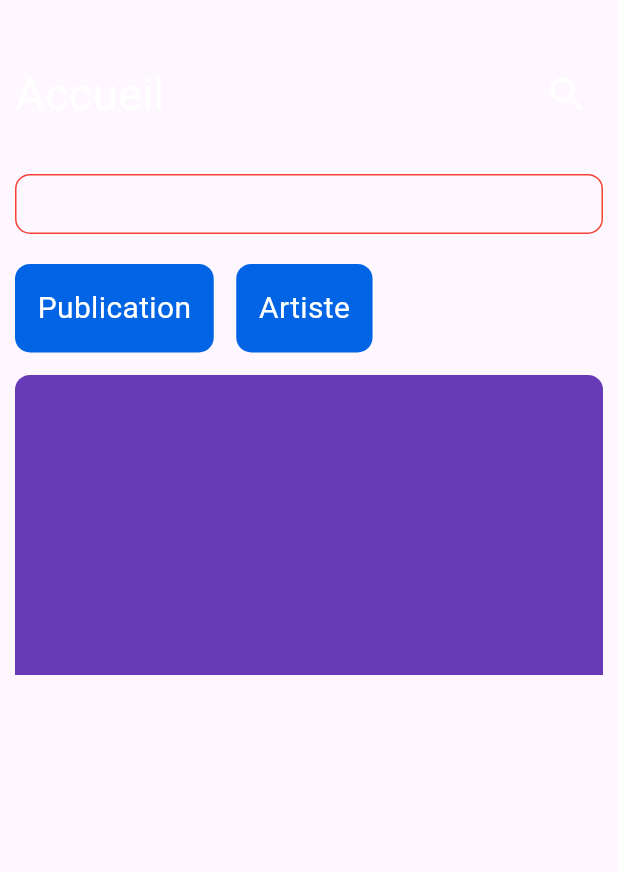
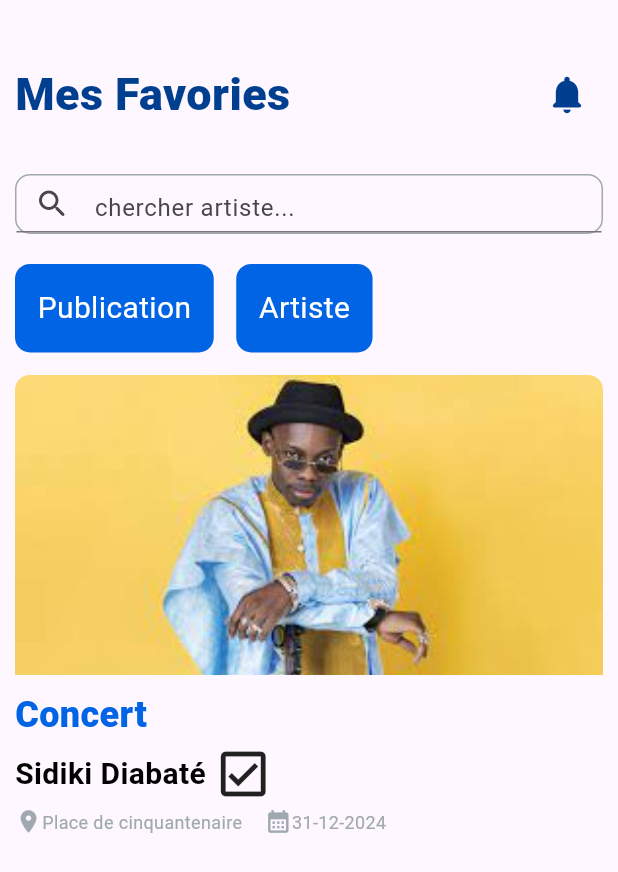
Before and after one commit to Abdouljr/MAli-Event-Front, a Flutter app: the screen it shows after launch, on a phone screen of 412 x 824 dp. Shown: the top 872 px of the screen. Run offline on Flutter 3.47's test engine with Material 3 defaults, Android fonts, the light colour scheme and no system bars; our stand-ins replace curved_labeled_navigation_bar, flutter_custom_clippers.

Commit message:
la page favorie artiste

```diff
--- a/lib/Screen/Favories/favorie artiste/favorie_artiste.dart
+++ b/lib/Screen/Favories/favorie artiste/favorie_artiste.dart
@@ -1,4 +1,5 @@
 import 'package:flutter/material.dart';
+import 'package:front_mali_event/widget/fav%20titre.dart';
 
 import '../../../widget/entete_titre_icon.dart';
 
@@ -7,22 +8,29 @@ class ArtisteFav extends StatelessWidget {
 
   @override
   Widget build(BuildContext context) {
+    Color bleu = Color(0xFF0164E5);
+    Color gris = Color(0xFFA0A9B0);
     return Scaffold(
         body: SingleChildScrollView(
       child: Padding(
-        padding: const EdgeInsets.all(10),
+        padding: EdgeInsets.all(10),
         child: Column(
+          crossAxisAlignment: CrossAxisAlignment.start,
           children: [
-            entete(),
+            favEntete(),
             SizedBox(height: 20),
             Container(
-              width: double.infinity,
-              height: 40,
-              decoration: BoxDecoration(
-                  border:
-                      Border.all(color: Colors.red, style: BorderStyle.solid),
-                  borderRadius: BorderRadius.circular(10)),
-            ),
+                width: double.infinity,
+                height: 40,
+                decoration: BoxDecoration(
+                    border: Border.all(color: gris, style: BorderStyle.solid),
+                    borderRadius: BorderRadius.circular(10)),
+                child: TextFormField(
+                  decoration: InputDecoration(
+                    prefixIcon: Icon(Icons.search_rounded),
+                    hintText: 'chercher artiste...',
+                  ),
+                )),
             SizedBox(height: 20),
             Row(
               children: [
@@ -55,11 +63,63 @@ class ArtisteFav extends StatelessWidget {
               height: 200,
               width: MediaQuery.of(context).size.width,
               decoration: BoxDecoration(
-                  color: Colors.deepPurple,
+                  image: DecorationImage(
+                      image: AssetImage("assets/images/sdiki.jpeg"),
+                      fit: BoxFit.cover),
                   borderRadius: BorderRadius.only(
                       topLeft: Radius.circular(10),
                       topRight: Radius.circular(10))),
             ),
+            SizedBox(
+              height: 10,
+            ),
+            Text("Concert",
+                style: TextStyle(
+                    color: bleu, fontSize: 24, fontWeight: FontWeight.w800)),
+            SizedBox(
+              height: 2,
+            ),
+            Row(
+              children: [
+                Text("Sidiki Diabaté",
+                    style: TextStyle(
+                        color: Colors.black,
+                        fontSize: 20,
+                        fontWeight: FontWeight.w700)),
+                SizedBox(
+                  width: 5,
+                ),
+                Icon(Icons.check_box_outlined, size: 40),
+              ],
+            ),
+            SizedBox(
+              height: 3,
+            ),
+            Row(
+              children: [
+                Container(
+                  child: Row(children: [
+                    Icon(Icons.place, color: gris, size: 18),
+                    Text(
+                      "Place de cinquantenaire",
+                      style: TextStyle(color: gris, fontSize: 12),
+                    )
+                  ]),
+                ),
+                SizedBox(
+                  width: 15,
+                ),
+                Container(
+                  child: Row(children: [
+                    Icon(Icons.calendar_month_sharp, color: gris, size: 18),
+                    Text(
+                      "31-12-2024",
+                      style: TextStyle(color: gris, fontSize: 12),
+                    )
+                  ]),
+                )
+              ],
+            )
           ],
         ),
       ),
--- /dev/null
+++ b/lib/widget/fav titre.dart
@@ -0,0 +1,33 @@
+import 'package:flutter/material.dart';
+
+class favEntete extends StatelessWidget {
+  const favEntete({super.key});
+
+  @override
+  Widget build(BuildContext context) {
+    return Container(
+      margin: const EdgeInsets.only(top: 20),
+      height: MediaQuery.of(context).size.height * .08,
+      child: Row(
+        mainAxisAlignment: MainAxisAlignment.spaceBetween,
+        children: [
+          const Text(
+            "Mes Favories",
+            style: TextStyle(
+                fontWeight: FontWeight.w900,
+                color: Color(0xFF003F8F),
+                fontSize: 30),
+          ),
+          IconButton(
+            icon: const Icon(Icons.notifications_rounded),
+            iconSize: 30,
+            color: Color(0xFF003F8F),
+            onPressed: () {
+              // MaterialPageRoute(builder: (context))
+            },
+          ),
+        ],
+      ),
+    );
+  }
+}
```
Also changed, not shown: lib/Screen/Favories/favorie pub/favorie publication.dart (added), 1 other file.
